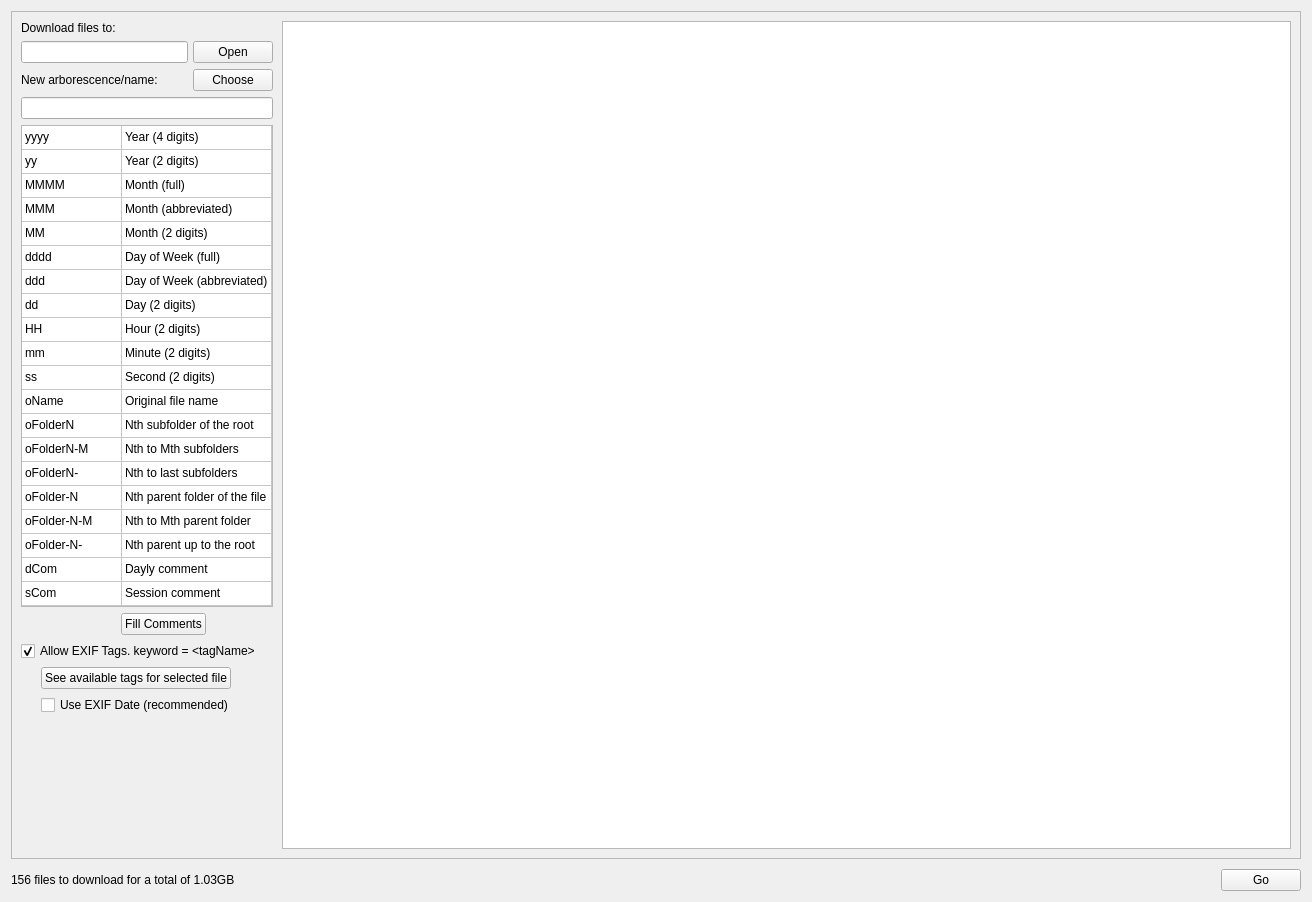
First picture: the form in PicsDL/deviceconfigview.ui, repository clement-nardi/pics-dl, before the edit.
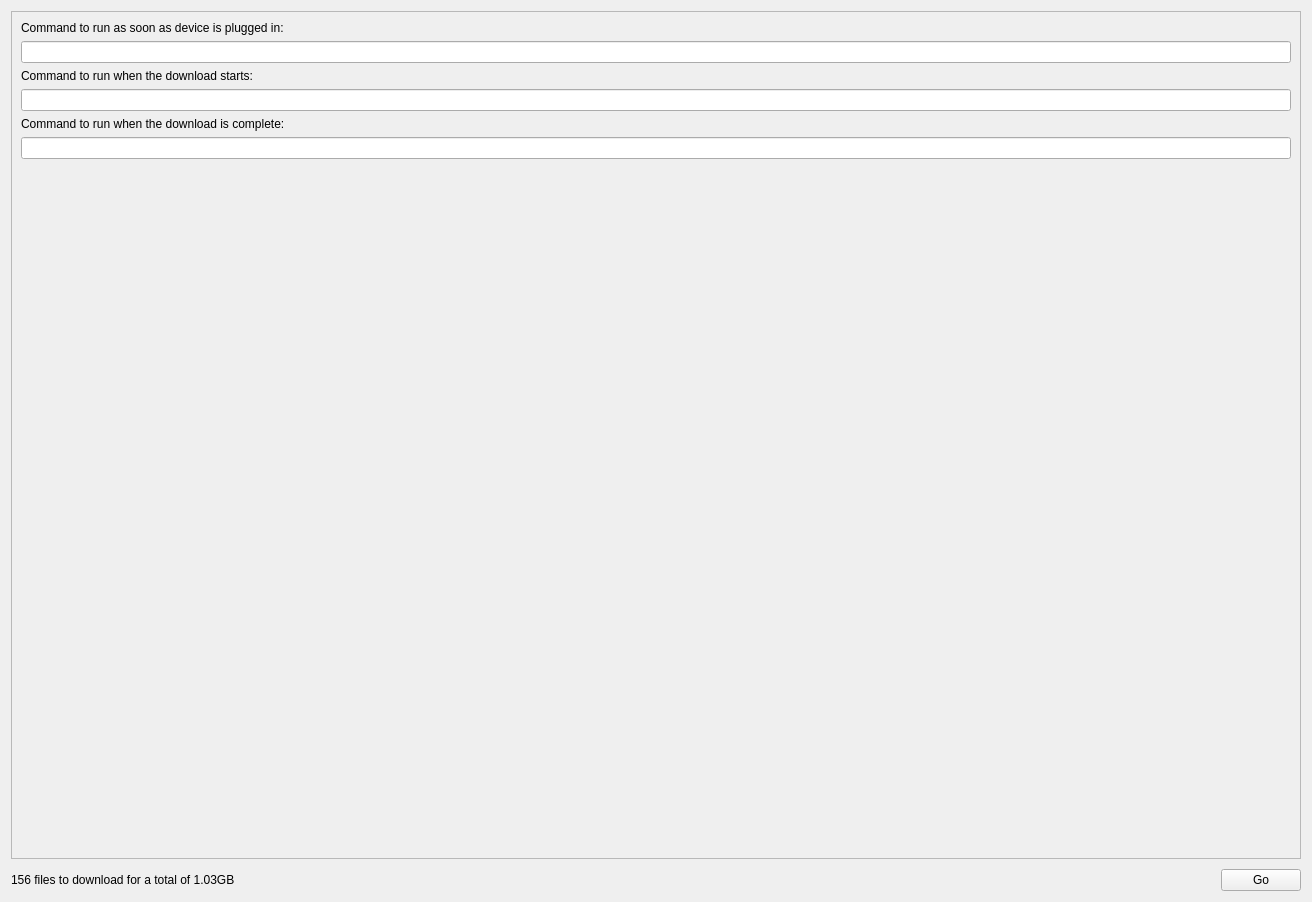
Second picture: the form after the edit. Icons and pictures are not drawn. Custom widgets are drawn as their Qt base class.

Commit message: add new tab: custom commands

What changed in the file:
```diff
--- a/PicsDL/deviceconfigview.ui
+++ b/PicsDL/deviceconfigview.ui
@@ -10,7 +10,7 @@
     <height>902</height>
    </rect>
   </property>
-  <layout class="QVBoxLayout" name="verticalLayout_18" stretch="0,1,0">
+  <layout class="QVBoxLayout" name="verticalLayout_18" stretch="0,0,0">
    <property name="spacing">
     <number>0</number>
    </property>
@@ -288,6 +288,57 @@
        </item>
       </layout>
      </widget>
+     <widget class="QWidget" name="page_6">
+      <layout class="QVBoxLayout" name="verticalLayout_20">
+       <item>
+        <layout class="QVBoxLayout" name="verticalLayout_19">
+         <item>
+          <widget class="QLabel" name="label_10">
+           <property name="text">
+            <string>Command to run as soon as device is plugged in:</string>
+           </property>
+          </widget>
+         </item>
+         <item>
+          <widget class="QLineEdit" name="commandPlugIn"/>
+         </item>
+         <item>
+          <widget class="QLabel" name="label_11">
+           <property name="text">
+            <string>Command to run when the download starts:</string>
+           </property>
+          </widget>
+         </item>
+         <item>
+          <widget class="QLineEdit" name="commandStart"/>
+         </item>
+         <item>
+          <widget class="QLabel" name="label_9">
+           <property name="text">
+            <string>Command to run when the download is complete:</string>
+           </property>
+          </widget>
+         </item>
+         <item>
+          <widget class="QLineEdit" name="commandEnd"/>
+         </item>
+         <item>
+          <spacer name="verticalSpacer_5">
+           <property name="orientation">
+            <enum>Qt::Vertical</enum>
+           </property>
+           <property name="sizeHint" stdset="0">
+            <size>
+             <width>20</width>
+             <height>40</height>
+            </size>
+           </property>
+          </spacer>
+         </item>
+        </layout>
+       </item>
+      </layout>
+     </widget>
      <widget class="QWidget" name="page_2">
       <layout class="QHBoxLayout" name="horizontalLayout_12" stretch="1,100">
        <property name="spacing">
```
Left out of the diff: 12 changed lines with no effect on the pictures. The commit also changes 8 other files.
